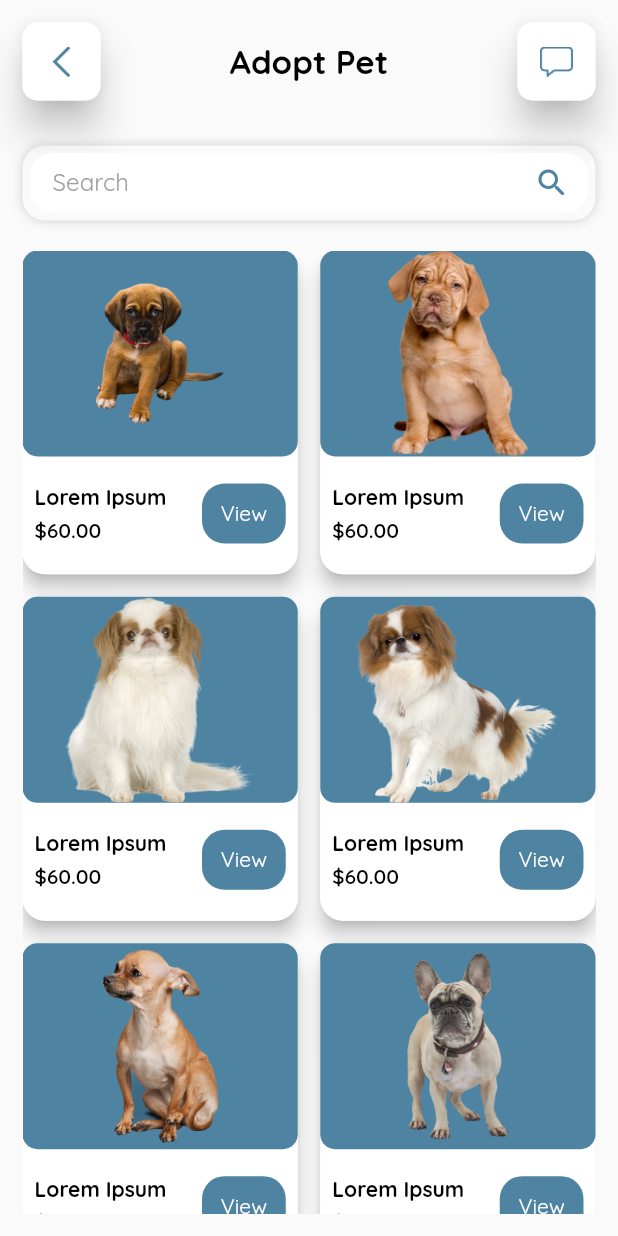
After one commit to rushit5560/Pet_Lover_Project, a Flutter app: the AdoptPetScreen screen opened directly, on a phone screen of 412 x 824 dp. The commit adds this screen. Run offline on Flutter 3.47's test engine with Material 2 defaults, Android fonts, the phone set to English and light mode, and no system bars; our stand-ins replace carousel_slider, flutter_rating_bar, flutter_slidable, fluttertoast, get, google_maps_flutter and 3 more.

Commit message:
adopt pet screen

```diff
--- a/pet_lover_project/lib/common/constants/app_images.dart
+++ b/pet_lover_project/lib/common/constants/app_images.dart
@@ -86,4 +86,11 @@ class AppImages {
   static const shareImg = imageMainPath + "share.png";
   static const playArrowImg = imageMainPath + "play.png";
 
+  static const adoptPet1Img = imageMainPath + "adopt_pet1.png";
+  static const adoptPet2Img = imageMainPath + "adopt_pet2.png";
+  static const adoptPet3Img = imageMainPath + "adopt_pet3.png";
+  static const adoptPet4Img = imageMainPath + "adopt_pet4.png";
+  static const adoptPet5Img = imageMainPath + "adopt_pet5.png";
+  static const adoptPet6Img = imageMainPath + "adopt_pet6.png";
+
 }
--- a/pet_lover_project/lib/common/constants/enums.dart
+++ b/pet_lover_project/lib/common/constants/enums.dart
@@ -1,4 +1,4 @@
 enum AppBarOption {
   homeScreenOption, petShopScreenOption, backButtonScreenOption, userProfileScreenOption, petViewScreenOption,
-  createPostOption
+  createPostOption, adoptPetScreenOption
 }
--- a/pet_lover_project/lib/common/custom_appbar/custom_appbar.dart
+++ b/pet_lover_project/lib/common/custom_appbar/custom_appbar.dart
@@ -148,7 +148,8 @@ class CommonAppBarModule extends StatelessWidget {
               fontWeight: FontWeight.bold,
             ),
           ),
-        )
+        ) : appBarOption == AppBarOption.adoptPetScreenOption
+        ? Image.asset(AppImages.msgIconImg, scale: 2)
         : null,
       ),
     );
--- /dev/null
+++ b/pet_lover_project/lib/controllers/adopt_pet_screen_controller/adopt_pet_screen_controller.dart
@@ -0,0 +1,16 @@
+import 'package:flutter/material.dart';
+import 'package:get/get.dart';
+import 'package:pet_lover_project/common/constants/app_images.dart';
+
+class AdoptPetScreenController extends GetxController{
+  final searchTextFieldController = TextEditingController();
+
+  List<String> adoptPetList= [
+    AppImages.adoptPet1Img,
+    AppImages.adoptPet2Img,
+    AppImages.adoptPet3Img,
+    AppImages.adoptPet4Img,
+    AppImages.adoptPet5Img,
+    AppImages.adoptPet6Img
+  ];
+}
--- /dev/null
+++ b/pet_lover_project/lib/screens/adopt_pet_screen/adopt_pet_screen.dart
@@ -0,0 +1,34 @@
+import 'package:flutter/material.dart';
+import 'package:get/get.dart';
+import 'package:pet_lover_project/common/constants/enums.dart';
+import 'package:pet_lover_project/common/custom_appbar/custom_appbar.dart';
+import 'package:pet_lover_project/controllers/adopt_pet_screen_controller/adopt_pet_screen_controller.dart';
+import 'package:pet_lover_project/screens/adopt_pet_screen/adopt_pet_screen_widgets.dart';
+
+class AdoptPetScreen extends StatelessWidget {
+  AdoptPetScreen({Key? key}) : super(key: key);
+
+  final adoptPetScreenController = Get.put(AdoptPetScreenController());
+
+  @override
+  Widget build(BuildContext context) {
+    return Scaffold(
+      body: SafeArea(
+        child: Padding(
+          padding: const EdgeInsets.all(15.0),
+          child: Column(
+            children: [
+              CommonAppBarModule(title: 'Adopt Pet', appBarOption: AppBarOption.adoptPetScreenOption),
+              SizedBox(height: 35,),
+
+              SearchChatTextField(),
+              SizedBox(height: 25,),
+
+              Expanded(child: AdoptPetGridList())
+            ],
+          ),
+        ),
+      ),
+    );
+  }
+}
--- /dev/null
+++ b/pet_lover_project/lib/screens/adopt_pet_screen/adopt_pet_screen_widgets.dart
@@ -0,0 +1,145 @@
+import 'package:flutter/cupertino.dart';
+import 'package:flutter/material.dart';
+import 'package:get/get.dart';
+import 'package:pet_lover_project/common/constants/app_colors.dart';
+import 'package:pet_lover_project/common/constants/app_images.dart';
+import 'package:pet_lover_project/controllers/adopt_pet_screen_controller/adopt_pet_screen_controller.dart';
+
+class SearchChatTextField extends StatelessWidget {
+  SearchChatTextField({Key? key}) : super(key: key);
+
+  final adoptPetScreenController = Get.find<AdoptPetScreenController>();
+
+  @override
+  Widget build(BuildContext context) {
+    return Container(
+      height:40,
+      margin: EdgeInsets.symmetric(horizontal: 5),
+      decoration: BoxDecoration(
+          borderRadius: BorderRadius.circular(15),
+          color: Colors.white,
+          boxShadow: [
+            BoxShadow(
+                color: Colors.grey.withOpacity(0.5),
+                spreadRadius: 5,
+                blurRadius: 5,
+                blurStyle: BlurStyle.outer
+            )
+          ]
+      ),
+      child: TextFormField(
+        controller: adoptPetScreenController.searchTextFieldController,
+        keyboardType: TextInputType.text,
+        decoration: InputDecoration(
+          hintText: 'Search',
+          hintStyle: TextStyle(color: Colors.grey),
+          border: InputBorder.none,
+          //isDense: true,
+          contentPadding:
+          const EdgeInsets.symmetric(horizontal: 15, vertical: 5),
+          suffixIcon: GestureDetector(
+            onTap: () {
+              print(adoptPetScreenController.searchTextFieldController.text);
+            },
+            child: Icon(Icons.search_rounded, color: AppColors.colorDarkBlue1),
+          ),
+        ),
+      ),
+    );
+  }
+}
+
+class AdoptPetGridList extends StatelessWidget {
+  AdoptPetGridList({Key? key}) : super(key: key);
+
+  final adoptPetScreenController = Get.find<AdoptPetScreenController>();
+
+  @override
+  Widget build(BuildContext context) {
+    return GridView.builder(
+      itemCount: adoptPetScreenController.adoptPetList.length,
+      shrinkWrap: true,
+      physics: const AlwaysScrollableScrollPhysics(),
+      gridDelegate: const SliverGridDelegateWithFixedCrossAxisCount(
+        crossAxisCount: 2,
+        crossAxisSpacing: 15,
+        mainAxisSpacing: 15,
+        childAspectRatio: 0.85,
+      ),
+      itemBuilder: (context, i) {
+        return adoptPetGridList(i);
+      },
+    );
+  }
+
+
+  Widget adoptPetGridList(i){
+    return Material(
+      elevation: 5,
+      borderRadius: BorderRadius.circular(15),
+      child: Container(
+        decoration: BoxDecoration(
+          color: Colors.white,
+          borderRadius: BorderRadius.circular(15),
+        ),
+        child: Column(
+          //crossAxisAlignment: CrossAxisAlignment.center,
+          //mainAxisAlignment: MainAxisAlignment.center,
+          children: [
+            Container(
+              width: Get.width,
+            height: Get.height/6,
+              decoration: BoxDecoration(
+                borderRadius: BorderRadius.circular(10),
+                color: AppColors.colorDarkBlue1
+              ),
+              child: Image.asset(adoptPetScreenController.adoptPetList[i],scale: 6,),
+            ),
+
+            SizedBox(height: 10,),
+            Padding(
+              padding: const EdgeInsets.all(8.0),
+              child: Row(
+                //mainAxisAlignment: MainAxisAlignment.spaceBetween,
+                children: [
+                  Expanded(
+                    flex:2,
+                    child: Column(
+                      crossAxisAlignment: CrossAxisAlignment.start,
+                      children: const [
+                        Text("Lorem Ipsum", maxLines: 1,
+                          style: TextStyle(
+                          color: Colors.black, fontWeight: FontWeight.bold
+                        ),),
+                        SizedBox(height: 4,),
+                        Text("\$60.00",style: TextStyle(
+                            color: Colors.black, fontWeight: FontWeight.w600
+                        ))
+                      ],
+                    ),
+                  ),
+                  Expanded(
+                    flex: 1,
+                    child: Container(
+                      height: 40, width: 70,
+                      decoration: BoxDecoration(
+                        borderRadius: BorderRadius.circular(15),
+                        color: AppColors.colorDarkBlue1
+                      ),
+                      child: Center(
+                        child: Text("View", style: TextStyle(
+                          color: Colors.white
+                        ),),
+                      ),
+                    ),
+                  )
+
+                ],
+              ),
+            )
+          ],
+        ),
+      ),
+    );
+  }
+}
```
Also changed, not shown: pet_lover_project/assets/images/adopt_pet1.png (added), pet_lover_project/assets/images/adopt_pet2.png (added), pet_lover_project/assets/images/adopt_pet3.png (added), pet_lover_project/assets/images/adopt_pet4.png (added), pet_lover_project/assets/images/adopt_pet5.png (added), pet_lover_project/assets/images/adopt_pet6.png (added).
